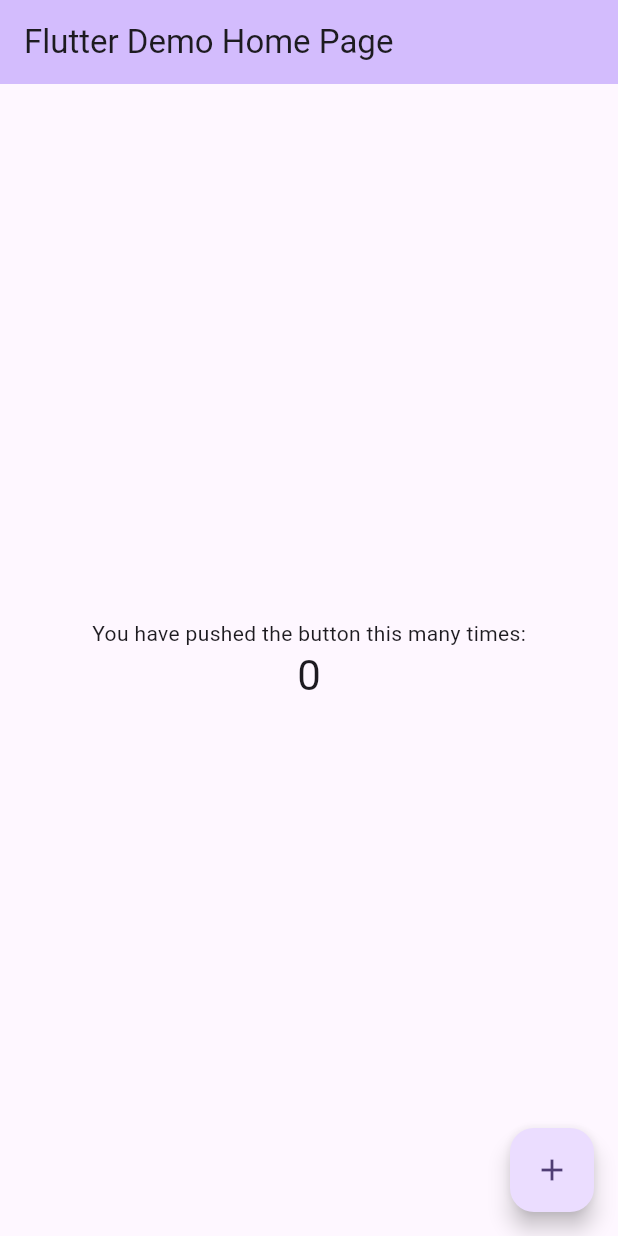
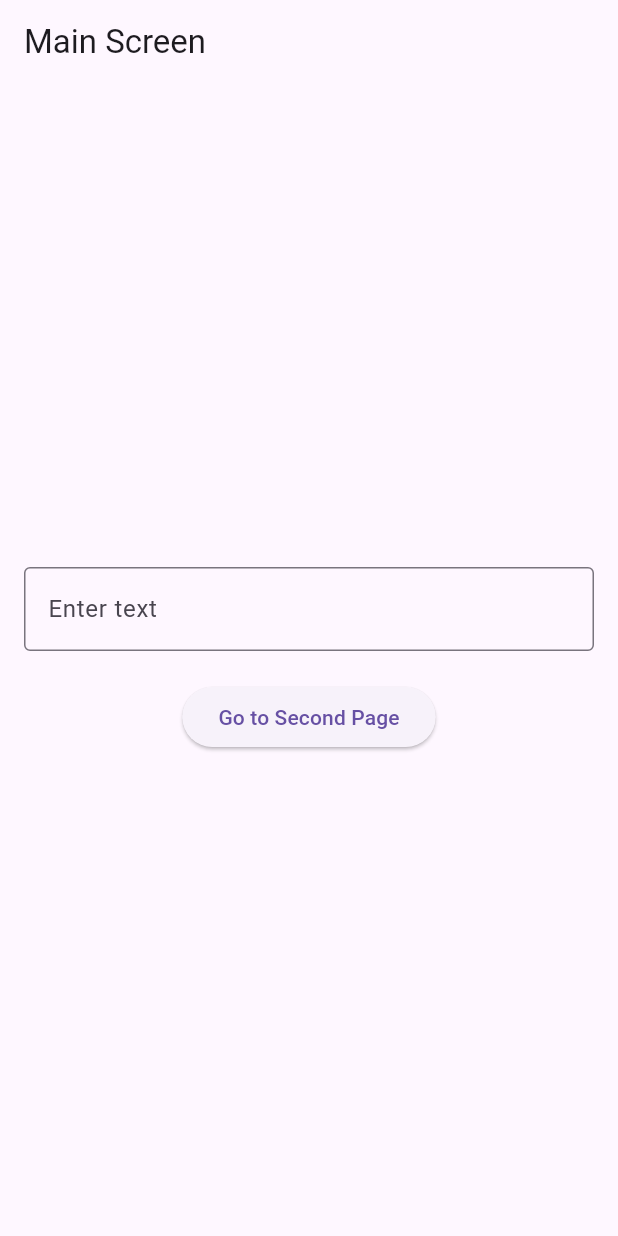
Before and after one commit to Gierka36/grannys, a Flutter app: the screen it shows after launch, on a phone screen of 412 x 824 dp. Run offline on Flutter 3.47's test engine with Material 3 defaults, Android fonts, the phone set to English and light mode, and no system bars.

Commit message:
first updates
Co-authored-by: hukas59 <hukas59@users.noreply.github.com>

```diff
--- a/flutter_application_1/lib/main.dart
+++ b/flutter_application_1/lib/main.dart
@@ -1,125 +1,65 @@
 import 'package:flutter/material.dart';
+import 'elder_page.dart' as app1;
+import 'second_page.dart' as app2;
 
 void main() {
-  runApp(const MyApp());
+  runApp(MyApp());
 }
 
 class MyApp extends StatelessWidget {
-  const MyApp({super.key});
-
-  // This widget is the root of your application.
   @override
   Widget build(BuildContext context) {
     return MaterialApp(
-      title: 'Flutter Demo',
+      title: 'Simple Button App',
       theme: ThemeData(
-        // This is the theme of your application.
-        //
-        // TRY THIS: Try running your application with "flutter run". You'll see
-        // the application has a purple toolbar. Then, without quitting the app,
-        // try changing the seedColor in the colorScheme below to Colors.green
-        // and then invoke "hot reload" (save your changes or press the "hot
-        // reload" button in a Flutter-supported IDE, or press "r" if you used
-        // the command line to start the app).
-        //
-        // Notice that the counter didn't reset back to zero; the application
-        // state is not lost during the reload. To reset the state, use hot
-        // restart instead.
-        //
-        // This works for code too, not just values: Most code changes can be
-        // tested with just a hot reload.
-        colorScheme: ColorScheme.fromSeed(seedColor: Colors.deepPurple),
-        useMaterial3: true,
+        primarySwatch: Colors.blue,
       ),
-      home: const MyHomePage(title: 'Flutter Demo Home Page'),
+      home: MainScreen(),
     );
   }
 }
 
-class MyHomePage extends StatefulWidget {
-  const MyHomePage({super.key, required this.title});
 
-  // This widget is the home page of your application. It is stateful, meaning
-  // that it has a State object (defined below) that contains fields that affect
-  // how it looks.
 
-  // This class is the configuration for the state. It holds the values (in this
-  // case the title) provided by the parent (in this case the App widget) and
-  // used by the build method of the State. Fields in a Widget subclass are
-  // always marked "final".
 
-  final String title;
-
-  @override
-  State<MyHomePage> createState() => _MyHomePageState();
-}
-
-class _MyHomePageState extends State<MyHomePage> {
-  int _counter = 0;
-
-  void _incrementCounter() {
-    setState(() {
-      // This call to setState tells the Flutter framework that something has
-      // changed in this State, which causes it to rerun the build method below
-      // so that the display can reflect the updated values. If we changed
-      // _counter without calling setState(), then the build method would not be
-      // called again, and so nothing would appear to happen.
-      _counter++;
-    });
-  }
+class MainScreen extends StatelessWidget {
+  final TextEditingController _controller = TextEditingController();
 
   @override
   Widget build(BuildContext context) {
-    // This method is rerun every time setState is called, for instance as done
-    // by the _incrementCounter method above.
-    //
-    // The Flutter framework has been optimized to make rerunning build methods
-    // fast, so that you can just rebuild anything that needs updating rather
-    // than having to individually change instances of widgets.
     return Scaffold(
       appBar: AppBar(
-        // TRY THIS: Try changing the color here to a specific color (to
-        // Colors.amber, perhaps?) and trigger a hot reload to see the AppBar
-        // change color while the other colors stay the same.
-        backgroundColor: Theme.of(context).colorScheme.inversePrimary,
-        // Here we take the value from the MyHomePage object that was created by
-        // the App.build method, and use it to set our appbar title.
-        title: Text(widget.title),
+        title: Text('Main Screen'),
       ),
       body: Center(
-        // Center is a layout widget. It takes a single child and positions it
-        // in the middle of the parent.
         child: Column(
-          // Column is also a layout widget. It takes a list of children and
-          // arranges them vertically. By default, it sizes itself to fit its
-          // children horizontally, and tries to be as tall as its parent.
-          //
-          // Column has various properties to control how it sizes itself and
-          // how it positions its children. Here we use mainAxisAlignment to
-          // center the children vertically; the main axis here is the vertical
-          // axis because Columns are vertical (the cross axis would be
-          // horizontal).
-          //
-          // TRY THIS: Invoke "debug painting" (choose the "Toggle Debug Paint"
-          // action in the IDE, or press "p" in the console), to see the
-          // wireframe for each widget.
           mainAxisAlignment: MainAxisAlignment.center,
-          children: <Widget>[
-            const Text(
-              'You have pushed the button this many times:',
+          children: [
+            // Add the TextField above the button
+            Padding(
+              padding: const EdgeInsets.symmetric(horizontal: 16.0),
+              child: TextField(
+                controller: _controller,
+                decoration: InputDecoration(
+                  labelText: 'Enter text',
+                  border: OutlineInputBorder(),
+                ),
+              ),
             ),
-            Text(
-              '$_counter',
-              style: Theme.of(context).textTheme.headlineMedium,
+            SizedBox(height: 20), // Space between TextField and Button
+            ElevatedButton(
+              onPressed: () {
+                // Navigate to SecondPage when the button is pressed
+                Navigator.push(
+                  context,
+                  MaterialPageRoute(builder: (context) => app2.SecondPage()),
+                );
+              },
+              child: Text('Go to Second Page'),
             ),
           ],
         ),
       ),
-      floatingActionButton: FloatingActionButton(
-        onPressed: _incrementCounter,
-        tooltip: 'Increment',
-        child: const Icon(Icons.add),
-      ), // This trailing comma makes auto-formatting nicer for build methods.
     );
   }
 }
```
Also changed, not shown: flutter_application_1/lib/elder_page.dart (added, +19 -0 lines), flutter_application_1/lib/second_page.dart (added, +65 -0 lines), flutter_application_1/lib/student_page.dart (added, +19 -0 lines), 1 other file.
